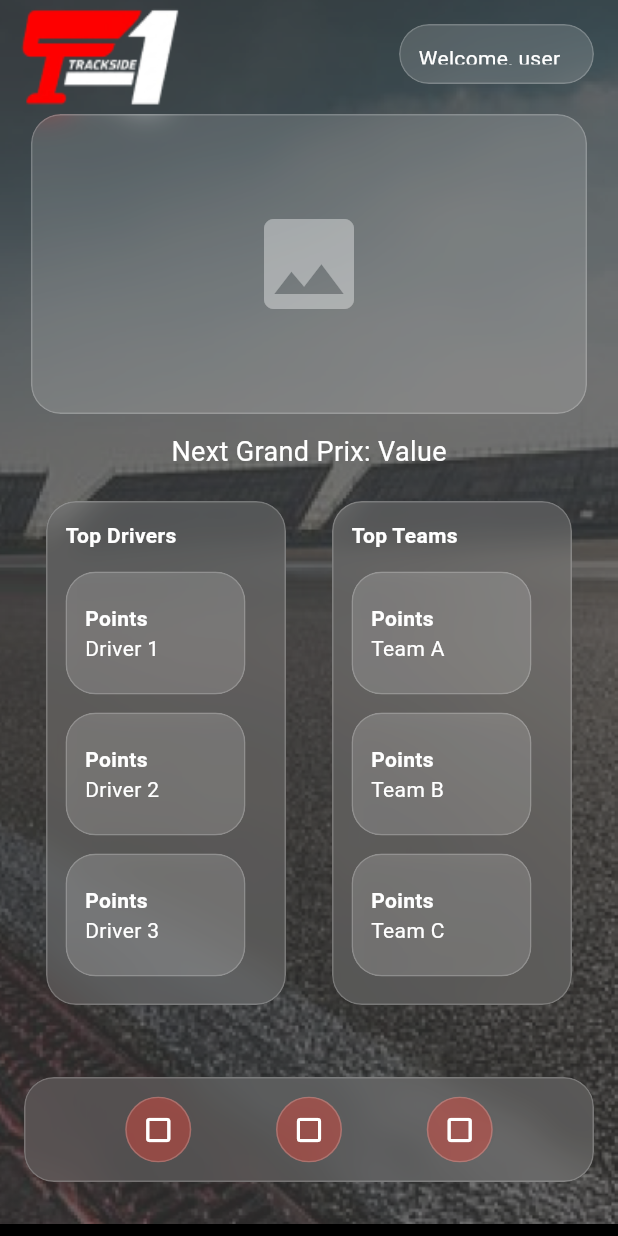
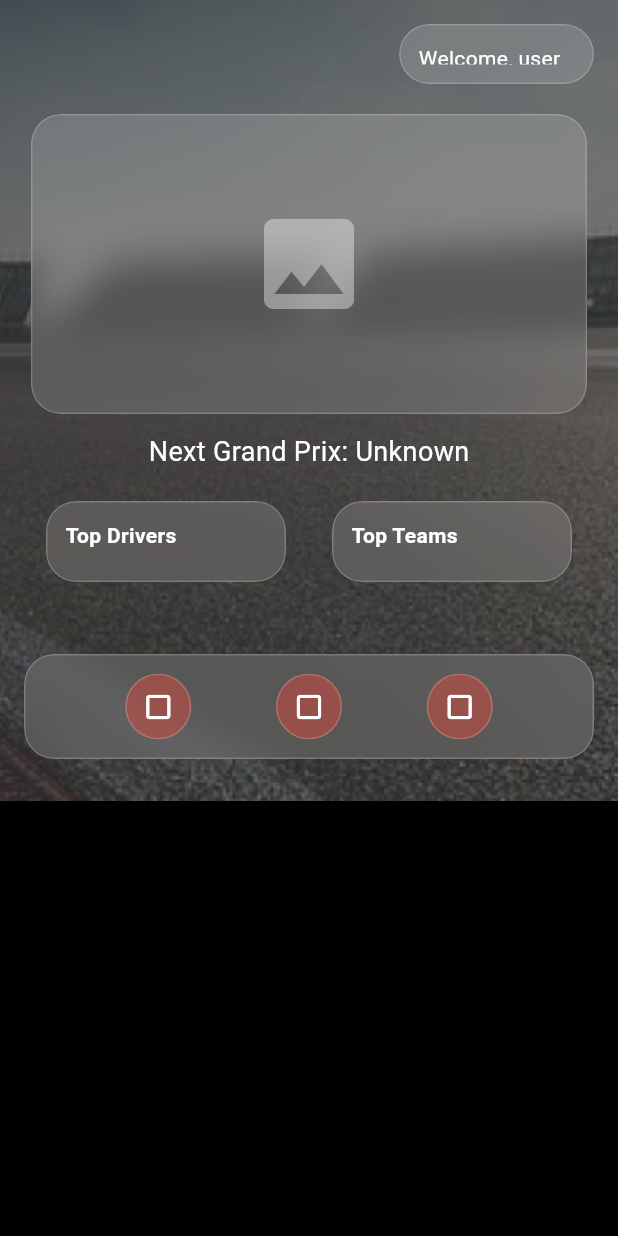
Before and after one commit to devlin-hahn04/Trackside, a Flutter app: the HomePage screen opened directly, on a phone screen of 412 x 824 dp. Run offline on Flutter 3.47's test engine with Material 3 defaults, Android fonts, the light colour scheme and no system bars; our stand-ins replace device_preview, google_fonts, supabase, supabase_flutter; accounts and stored records are empty.

Commit message:
points and next gp data integrated in home screen

```diff
--- a/lib/home.dart
+++ b/lib/home.dart
@@ -1,11 +1,20 @@
 import 'dart:ui';
 import 'package:flutter/material.dart';
+import 'package:trackside_app/funct/scraper_retrieval.dart';
 
 class HomePage extends StatelessWidget {
   const HomePage({super.key});
 
+  // Helper to sort and get top 3 entries from a Map
+  static List<MapEntry<String, int>> _getTopEntries(Map<String, int> data) {
+    final entries = data.entries.toList();
+    entries.sort((a, b) => b.value.compareTo(a.value));
+    return entries.take(3).toList();
+  }
+
   @override
   Widget build(BuildContext context) {
+    // Directly use the globals, no loading state because data is loaded on app startup
     return Scaffold(
       backgroundColor: Colors.black,
       body: Stack(
@@ -62,10 +71,10 @@ class HomePage extends StatelessWidget {
                         const SizedBox(height: 12),
 
                         // Next Grand Prix
-                        const Center(
+                        Center(
                           child: Text(
-                            'Next Grand Prix: Value',
-                            style: TextStyle(color: Colors.white, fontSize: 18),
+                            'Next Grand Prix: ${nextRace ?? 'Unknown'}',
+                            style: const TextStyle(color: Colors.white, fontSize: 18),
                           ),
                         ),
 
@@ -75,8 +84,14 @@ class HomePage extends StatelessWidget {
                         Row(
                           mainAxisAlignment: MainAxisAlignment.spaceEvenly,
                           children: [
-                            _rankingCard('Top Drivers', ['Driver 1', 'Driver 2', 'Driver 3']),
-                            _rankingCard('Top Teams', ['Team A', 'Team B', 'Team C']),
+                            _rankingCard(
+                              'Top Drivers',
+                              _getTopEntries(driversPoints),
+                            ),
+                            _rankingCard(
+                              'Top Teams',
+                              _getTopEntries(constructorsPoints),
+                            ),
                           ],
                         ),
 
@@ -85,7 +100,6 @@ class HomePage extends StatelessWidget {
                         // Bottom Navigation
                         Padding(
                           padding: const EdgeInsets.fromLTRB(16, 16, 16, 4),
-
                           child: _glassContainer(
                             height: 70,
                             child: Row(
@@ -151,7 +165,7 @@ class HomePage extends StatelessWidget {
   }
 
   // Ranking Card (Driver/Team)
-  static Widget _rankingCard(String title, List<String> names) {
+  static Widget _rankingCard(String title, List<MapEntry<String, int>> entries) {
     return _glassContainer(
       width: 160,
       child: Column(
@@ -162,25 +176,25 @@ class HomePage extends StatelessWidget {
             style: const TextStyle(color: Colors.white, fontWeight: FontWeight.bold),
           ),
           const SizedBox(height: 8),
-          ...names.map(
-            (name) => Padding(
+          ...entries.map(
+            (entry) => Padding(
               padding: const EdgeInsets.symmetric(vertical: 6),
               child: _glassContainer(
                 width: 120,
-                child: Padding(padding: const EdgeInsets.symmetric(vertical: 8),
+                child: Padding(
+                  padding: const EdgeInsets.symmetric(vertical: 8),
                   child: Column(
                     crossAxisAlignment: CrossAxisAlignment.start,
-                    mainAxisAlignment: MainAxisAlignment.center,
                     children: [
-                      const Text(
-                        'Points',
-                        style: TextStyle(color: Colors.white, fontWeight: FontWeight.bold),
+                      Text(
+                        '${entry.value} pts',
+                        style: const TextStyle(color: Colors.white, fontWeight: FontWeight.bold),
                       ),
-                      Text(name, style: const TextStyle(color: Colors.white)),
+                      Text(entry.key, style: const TextStyle(color: Colors.white)),
                     ],
                   ),
                 ),
-              )
+              ),
             ),
           ),
         ],
--- a/lib/main.dart
+++ b/lib/main.dart
@@ -26,7 +26,7 @@ void main() async {
     'eyJhbGciOiJIUzI1NiIsInR5cCI6IkpXVCJ9.eyJpc3MiOiJzdXBhYmFzZSIsInJlZiI6ImxqbG9ldmd5bmpiaHNhYmFqeHFxIiwicm9sZSI6ImFub24iLCJpYXQiOjE3NTI4OTEyNjksImV4cCI6MjA2ODQ2NzI2OX0.LhINU3Xb4SNrrPHWtidBKoeUjLFJ89FCvYK2dVtFTf0'
     );
 
-  await loadlatestdata();
+  await loadlatestdata();    //loading scraper data for testing
 
   // print(nextRace);
   // print(driversPoints);
```
